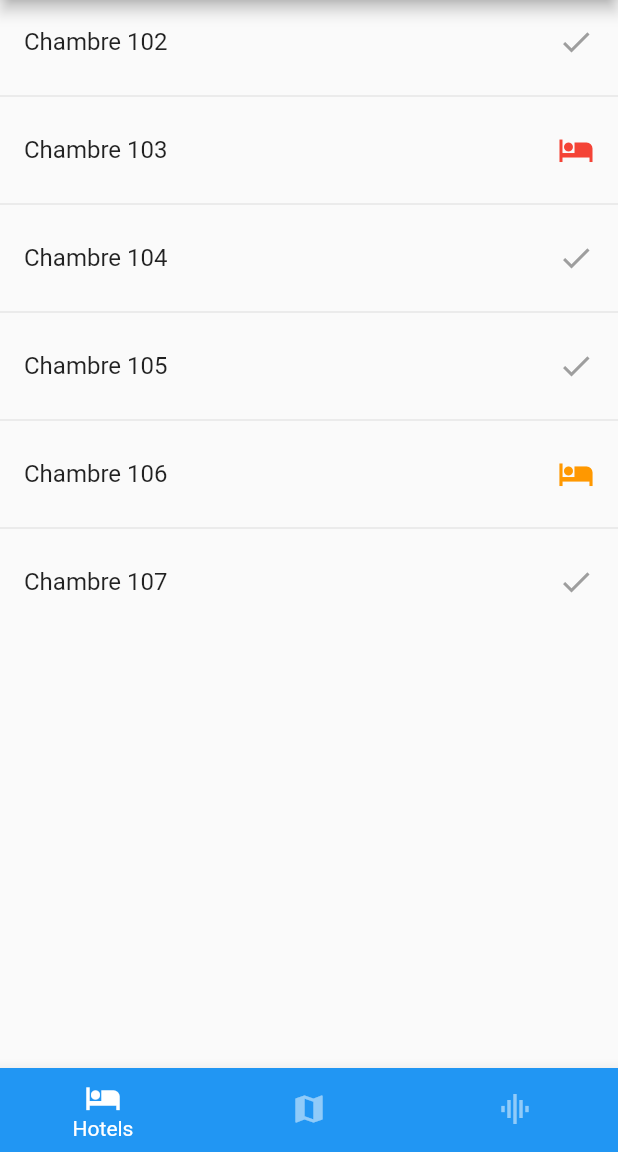
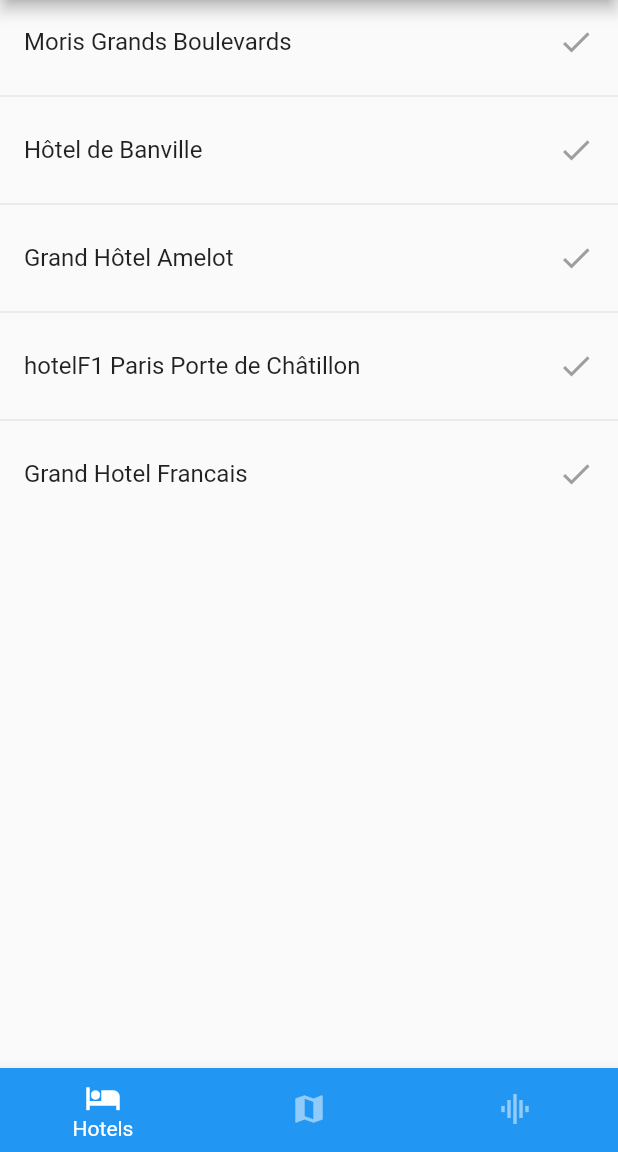
Before and after one commit to Im-Rises/hotel-scraper-interface-prototype, a Flutter app: the screen it shows after launch, on a phone screen of 412 x 824 dp, the part 84-1236 px from its top. Run offline on Flutter 3.47's test engine with Material 2 defaults, Android fonts, the phone set to English and light mode, and no system bars.

Commit message:
modif des rooms

```diff
--- a/lib/rooms/rooms.dart
+++ b/lib/rooms/rooms.dart
@@ -8,37 +8,55 @@
 
   static List<Room> roomList = [
     Room(
-      name: '102',
+      name: 'Moris Grands Boulevards',
       state: 'ok',
       alertStatus: 'resolved',
       events: [
-        RoomEvent(
-            date: DateTime.parse('2022-04-01 22:00:00Z'), description: 'Cough'),
-        RoomEvent(
-            date: DateTime.parse('2022-04-01 23:00:00Z'), description: 'Cry'),
+        RoomEvent(date: '2022-06-11', description: 'start date'),
+        RoomEvent(date: '2022-06-12', description: 'end date'),
       ],
     ),
     Room(
-      name: '103',
-      state: 'alert',
-      alertStatus: 'alert',
+      name: 'Hôtel de Banville',
+      state: 'ok',
+      alertStatus: 'resolved',
       events: [
-        RoomEvent(date: DateTime.now(), description: 'Cough'),
+        RoomEvent(date: '2022-06-11', description: 'start date'),
+        RoomEvent(date: '2022-06-12', description: 'end date'),
       ],
     ),
-    Room(name: '104', state: 'ok', alertStatus: 'resolved', events: []),
-    Room(name: '105', state: 'ok', alertStatus: 'resolved', events: []),
     Room(
-        name: '106',
-        state: 'alert',
-        alertStatus: 'onInvestigation',
-        events: []),
-    Room(name: '107', state: 'ok', alertStatus: 'resolved', events: []),
+      name: 'Grand Hôtel Amelot',
+      state: 'ok',
+      alertStatus: 'resolved',
+      events: [
+        RoomEvent(date: '2022-06-11', description: 'start date'),
+        RoomEvent(date: '2022-06-12', description: 'end date'),
+      ],
+    ),
+    Room(
+      name: 'hotelF1 Paris Porte de Châtillon',
+      state: 'ok',
+      alertStatus: 'resolved',
+      events: [
+        RoomEvent(date: '2022-06-11', description: 'start date'),
+        RoomEvent(date: '2022-06-12', description: 'end date'),
+      ],
+    ),
+    Room(
+      name: 'Grand Hotel Francais',
+      state: 'ok',
+      alertStatus: 'resolved',
+      events: [
+        RoomEvent(date: '2022-06-11', description: 'start date'),
+        RoomEvent(date: '2022-06-12', description: 'end date'),
+      ],
+    )
   ];
 
   Widget _buildRoom(BuildContext context, Room room) {
     return ListTile(
-      title: Text('Chambre ' + room.name),
+      title: Text(room.name),
       trailing: Icon(
         room.getIcon(),
         color: room.getColor(),
--- a/lib/rooms/rooms_class.dart
+++ b/lib/rooms/rooms_class.dart
@@ -6,7 +6,7 @@
     required this.description,
   });
 
-  final DateTime date;
+  final String date;
   final String description;
 }
 
```
